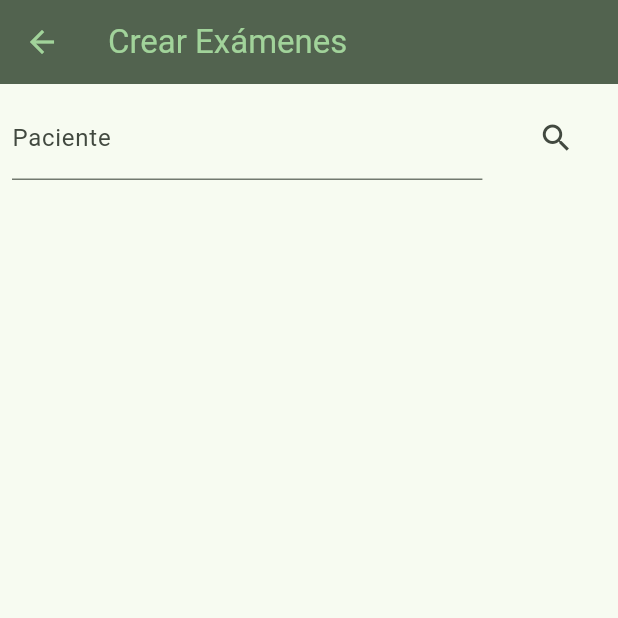
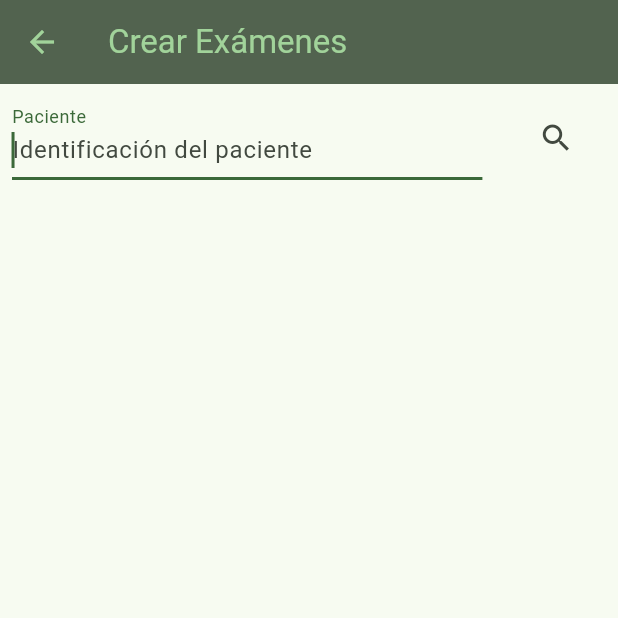
Before and after one commit to ceslep/Lab, a Flutter app: the CrearExamen screen opened directly, on a phone screen of 412 x 824 dp, the top half of it. Run offline on Flutter 3.47's test engine with Material 3 defaults, Android fonts, the phone set to English and light mode, and no system bars; missing offline and left inert: desktop_window.

Commit message:
examenes

```diff
--- /dev/null
+++ b/lib/models/paciente.dart
@@ -0,0 +1,49 @@
+// To parse this JSON data, do
+//
+//     final paciente = pacienteFromJson(jsonString);
+
+import 'dart:convert';
+
+Paciente pacienteFromJson(String str) => Paciente.fromJson(json.decode(str));
+
+String pacienteToJson(Paciente data) => json.encode(data.toJson());
+
+class Paciente {
+  final String? id;
+  final String? identificacion;
+  final String? nombres;
+  final String? apellidos;
+  final String? telefono;
+  final String? correo;
+  final String? genero;
+
+  Paciente({
+    this.id,
+    this.identificacion,
+    this.nombres,
+    this.apellidos,
+    this.telefono,
+    this.correo,
+    this.genero,
+  });
+
+  factory Paciente.fromJson(Map<String, dynamic> json) => Paciente(
+        id: json["id"],
+        identificacion: json["identificacion"],
+        nombres: json["nombres"],
+        apellidos: json["apellidos"],
+        telefono: json["telefono"],
+        correo: json["correo"],
+        genero: json["genero"],
+      );
+
+  Map<String, dynamic> toJson() => {
+        "id": id,
+        "identificacion": identificacion,
+        "nombres": nombres,
+        "apellidos": apellidos,
+        "telefono": telefono,
+        "correo": correo,
+        "genero": genero,
+      };
+}
--- a/lib/pages/crear_examen.dart
+++ b/lib/pages/crear_examen.dart
@@ -1,5 +1,12 @@
+// ignore_for_file: avoid_print
+
+import 'dart:convert';
+
 import 'package:flutter/material.dart';
-import 'package:flutter/widgets.dart';
+import 'package:lab/models/paciente.dart';
+import 'package:lab/providers/url_provider.dart';
+import 'package:provider/provider.dart';
+import 'package:http/http.dart' as http;
 
 class CrearExamen extends StatefulWidget {
   const CrearExamen({super.key});
@@ -9,6 +16,34 @@ class CrearExamen extends StatefulWidget {
 }
 
 class _CrearExamenState extends State<CrearExamen> {
+  Paciente paciente = Paciente();
+  Uri url = Uri();
+
+  final TextEditingController _identificacionController =
+      TextEditingController();
+  bool buscando = false;
+  Future<Paciente> getInfoPaciente() async {
+    late Paciente paciente;
+    final urlProvider = Provider.of<UrlProvider>(context, listen: false);
+    Uri url = Uri.parse('${urlProvider.url}getPaciente.php');
+    final bodyData = json.encode({
+      'identificacion': _identificacionController.text,
+    });
+    final response = await http.post(url, body: bodyData);
+    if (response.statusCode == 200) {
+      final dynamic datosPaciente = json.decode(response.body);
+      if (datosPaciente['msg']) {
+        paciente = Paciente.fromJson(datosPaciente['data']);
+      }
+    } else {}
+    return paciente;
+  }
+
+  @override
+  void initState() {
+    super.initState();
+  }
+
   @override
   Widget build(BuildContext context) {
     return Scaffold(
@@ -24,10 +59,17 @@ class _CrearExamenState extends State<CrearExamen> {
               children: [
                 SizedBox(
                   width: 0.8 * MediaQuery.of(context).size.width,
-                  child: const Padding(
-                    padding: EdgeInsets.all(8.0),
+                  child: Padding(
+                    padding: const EdgeInsets.all(8.0),
                     child: TextField(
-                      decoration: InputDecoration(
+                      onChanged: (value) {
+                        if (value.length < 3) {
+                          setState(() => paciente = Paciente());
+                        }
+                      },
+                      autofocus: true,
+                      controller: _identificacionController,
+                      decoration: const InputDecoration(
                           labelText: 'Paciente',
                           hintText: 'Identificación del paciente'),
                     ),
@@ -38,13 +80,36 @@ class _CrearExamenState extends State<CrearExamen> {
                   child: Padding(
                     padding: const EdgeInsets.all(8.0),
                     child: IconButton(
-                      onPressed: () {},
-                      icon: const Icon(Icons.search),
+                      onPressed: () async {
+                        setState(() => buscando = !buscando);
+                        paciente = await getInfoPaciente();
+                        setState(() => buscando = !buscando);
+                      },
+                      icon: !buscando
+                          ? const Icon(Icons.search)
+                          : const SizedBox(
+                              width: 12,
+                              height: 12,
+                              child: CircularProgressIndicator(
+                                strokeWidth: 2,
+                              ),
+                            ),
                     ),
                   ),
                 ),
               ],
             ),
+            Padding(
+              padding: const EdgeInsets.all(18.0),
+              child: Card(
+                child: paciente.nombres != null
+                    ? ListTile(
+                        title:
+                            Text('${paciente.nombres} ${paciente.apellidos}'),
+                      )
+                    : const SizedBox(),
+              ),
+            )
           ],
         ),
       ),
--- /dev/null
+++ b/lib/providers/url_provider.dart
@@ -0,0 +1,14 @@
+// archivo: url_provider.dart
+
+import 'package:flutter/foundation.dart';
+
+class UrlProvider with ChangeNotifier {
+  String _url = 'https://app.iedeoccidente.com/lab/';
+
+  String get url => _url;
+
+  void setUrl(String url) {
+    _url = url;
+    notifyListeners();
+  }
+}
--- a/pubspec.yaml
+++ b/pubspec.yaml
@@ -35,6 +35,9 @@ dependencies:
   # The following adds the Cupertino Icons font to your application.
   # Use with the CupertinoIcons class for iOS style icons.
   cupertino_icons: ^1.0.6
+  provider: ^6.1.2
+  desktop_window: ^0.4.0
+  http: ^1.2.1
 
 dev_dependencies:
   flutter_test:
```
Also changed, not shown: lib/main.dart (+29 -4 lines), pubspec.lock, 6 other files.
